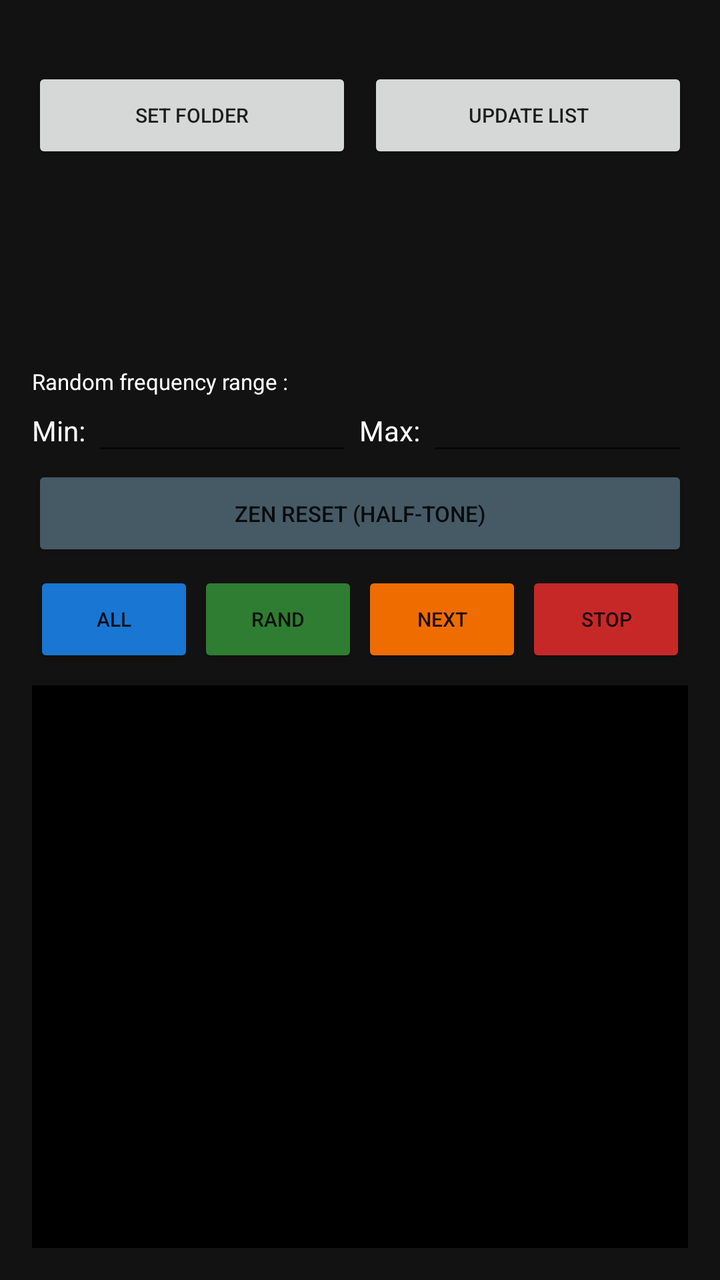
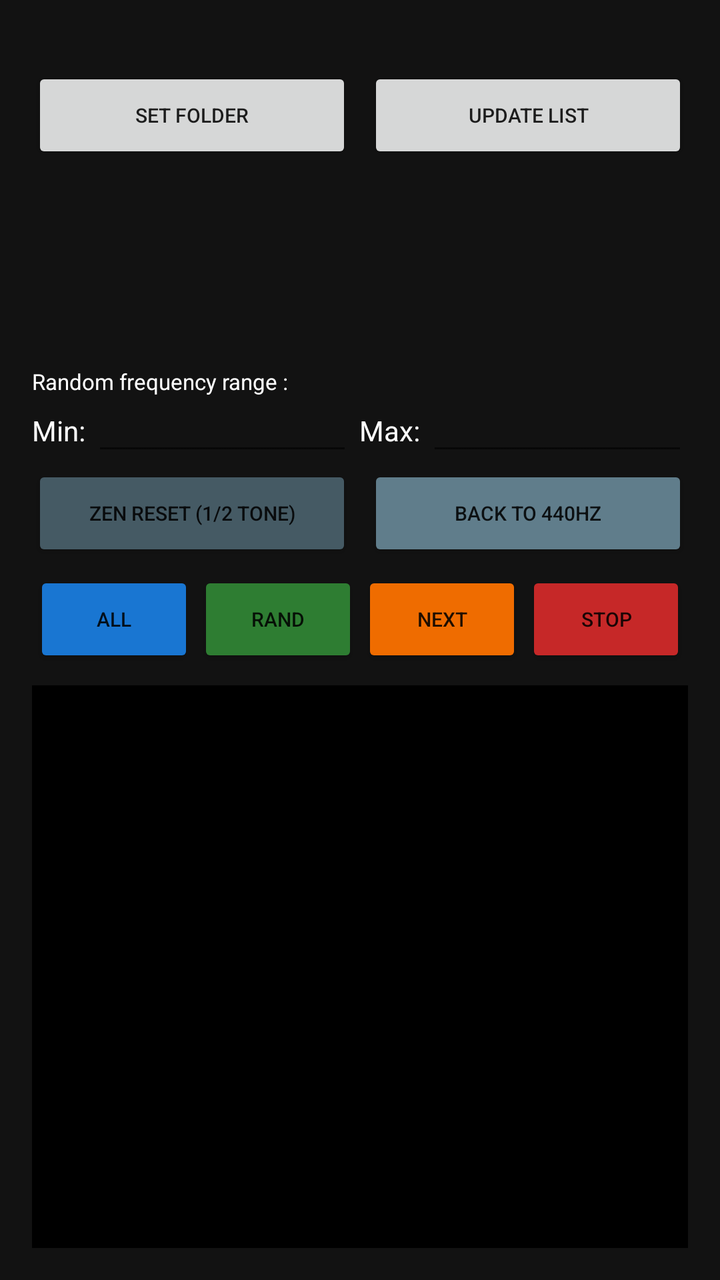

Screens rendered from an Android XML layout before and after an edit, with the pre-edit source and the edit as a unified diff.
<!-- AndroidManifest.xml: application theme Theme.AppCompat.DayNight.NoActionBar -->
<!-- res/layout/activity_freqmul.xml -->
<?xml version="1.0" encoding="utf-8"?>
<LinearLayout xmlns:android="http://schemas.android.com/apk/res/android"
    android:layout_width="match_parent"
    android:layout_height="match_parent"
    android:orientation="vertical"
    android:padding="16dp"
    android:background="#121212">

    <TextView
        android:id="@+id/text_root_path"
        android:layout_width="match_parent"
        android:layout_height="wrap_content"
        android:textColor="#888888"
        android:textSize="10sp"
        android:paddingBottom="4dp" />

    <LinearLayout
        android:layout_width="match_parent"
        android:layout_height="wrap_content"
        android:orientation="horizontal">
        <Button
            android:id="@+id/button_root_rep"
            android:layout_width="0dp"
            android:layout_height="wrap_content"
            android:layout_weight="1"
            android:layout_marginEnd="4dp"
            android:text="SET FOLDER"
            android:textSize="10sp" />
        <Button
            android:id="@+id/button_list_mp3"
            android:layout_width="0dp"
            android:layout_height="wrap_content"
            android:layout_weight="1"
            android:layout_marginStart="4dp"
            android:text="UPDATE LIST"
            android:textSize="10sp" />
    </LinearLayout>

    <ListView
        android:id="@+id/list_mp3"
        android:layout_width="match_parent"
        android:layout_height="0dp"
        android:layout_weight="1"
        android:layout_marginTop="4dp"
        android:layout_marginBottom="4dp"
        android:divider="#333333"
        android:dividerHeight="1dp" />

    <TextView
        android:layout_width="match_parent"
        android:layout_height="wrap_content"
        android:text="Random frequency range :"
        android:textColor="#FFFFFF"
        android:textSize="11sp" />

    <LinearLayout
        android:layout_width="match_parent"
        android:layout_height="wrap_content"
        android:orientation="horizontal"
        android:gravity="center_vertical">
        <TextView
            android:layout_width="wrap_content"
            android:layout_height="wrap_content"
            android:text="Min: "
            android:textColor="#FFFFFF" />
        <EditText
            android:id="@+id/edit_mul_min"
            android:layout_width="0dp"
            android:layout_height="wrap_content"
            android:layout_weight="1"
            android:inputType="numberDecimal"
            android:textColor="#4CAF50"
            android:textSize="13sp" />
        <TextView
            android:layout_width="wrap_content"
            android:layout_height="wrap_content"
            android:text=" Max: "
            android:textColor="#FFFFFF" />
        <EditText
            android:id="@+id/edit_mul_max"
            android:layout_width="0dp"
            android:layout_height="wrap_content"
            android:layout_weight="1"
            android:inputType="numberDecimal"
            android:textColor="#4CAF50"
            android:textSize="13sp" />
    </LinearLayout>

    <Button
        android:id="@+id/button_reset_freq"
        android:layout_width="match_parent"
        android:layout_height="wrap_content"
        android:text="ZEN RESET (HALF-TONE)"
        android:backgroundTint="#455A64"
        android:textSize="11sp" />

    <LinearLayout
        android:layout_width="match_parent"
        android:layout_height="wrap_content"
        android:orientation="horizontal"
        android:layout_marginTop="4dp">
        <Button
            android:id="@+id/button_play_all"
            android:layout_width="0dp"
            android:layout_height="wrap_content"
            android:layout_weight="1"
            android:text="ALL"
            android:layout_margin="1dp"
            android:backgroundTint="#1976D2"
            android:textSize="10sp" />
        <Button
            android:id="@+id/button_play_random"
            android:layout_width="0dp"
            android:layout_height="wrap_content"
            android:layout_weight="1"
            android:text="RAND"
            android:layout_margin="1dp"
            android:backgroundTint="#2E7D32"
            android:textSize="10sp" />
        <Button
            android:id="@+id/button_next"
            android:layout_width="0dp"
            android:layout_height="wrap_content"
            android:layout_weight="1"
            android:text="NEXT"
            android:layout_margin="1dp"
            android:backgroundTint="#EF6C00"
            android:textSize="10sp" />
        <Button
            android:id="@+id/button_stop"
            android:layout_width="0dp"
            android:layout_height="wrap_content"
            android:layout_weight="1"
            android:text="STOP"
            android:layout_margin="1dp"
            android:backgroundTint="#C62828"
            android:textSize="10sp" />
    </LinearLayout>

    <ScrollView
        android:id="@+id/scroll_transcript"
        android:layout_width="match_parent"
        android:layout_height="0dp"
        android:layout_weight="3"
        android:layout_marginTop="8dp"
        android:background="#000000">
        <TextView
            android:id="@+id/text_transcript"
            android:layout_width="match_parent"
            android:layout_height="wrap_content"
            android:textColor="#00FF00"
            android:textSize="10sp"
            android:fontFamily="monospace"
            android:padding="4dp" />
    </ScrollView>
</LinearLayout>
<!-- resources referenced by this layout -->
<resources>

</resources>

<!-- the commit's change to res/layout/activity_freqmul.xml (unified diff, before → after) -->
@@ -86,13 +86,29 @@
             android:textSize="13sp" />
     </LinearLayout>
 
-    <Button
-        android:id="@+id/button_reset_freq"
+    <LinearLayout
         android:layout_width="match_parent"
         android:layout_height="wrap_content"
-        android:text="ZEN RESET (HALF-TONE)"
-        android:backgroundTint="#455A64"
-        android:textSize="11sp" />
+        android:orientation="horizontal">
+        <Button
+            android:id="@+id/button_reset_freq"
+            android:layout_width="0dp"
+            android:layout_height="wrap_content"
+            android:layout_weight="1"
+            android:layout_marginEnd="4dp"
+            android:text="ZEN RESET (1/2 TONE)"
+            android:backgroundTint="#455A64"
+            android:textSize="10sp" />
+        <Button
+            android:id="@+id/button_440"
+            android:layout_width="0dp"
+            android:layout_height="wrap_content"
+            android:layout_weight="1"
+            android:layout_marginStart="4dp"
+            android:text="BACK TO 440HZ"
+            android:backgroundTint="#607D8B"
+            android:textSize="10sp" />
+    </LinearLayout>
 
     <LinearLayout
         android:layout_width="match_parent"
